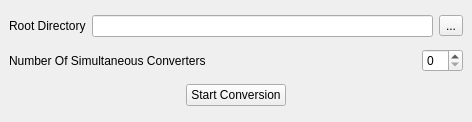
The window that MusicConverter.ui (FelixdelasPozas/transcodertomp3) describes before a commit, drawn with Qt 5.
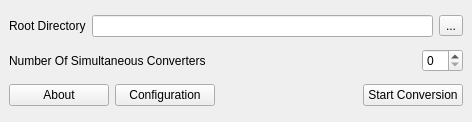
The same window after the commit. Icons and pictures are not drawn.

Commit message: Changes in the application icons. Added About dialog ui file and changed main window UI.

```diff
--- a/MusicConverter.ui
+++ b/MusicConverter.ui
@@ -85,8 +85,53 @@
     </item>
     <item>
      <layout class="QHBoxLayout" name="horizontalLayout_3">
+      <item>
+       <widget class="QPushButton" name="m_aboutButton">
+        <property name="minimumSize">
+         <size>
+          <width>100</width>
+          <height>0</height>
+         </size>
+        </property>
+        <property name="text">
+         <string>About</string>
+        </property>
+       </widget>
+      </item>
+      <item>
+       <widget class="QPushButton" name="m_configButton">
+        <property name="minimumSize">
+         <size>
+          <width>100</width>
+          <height>0</height>
+         </size>
+        </property>
+        <property name="text">
+         <string>Configuration</string>
+        </property>
+       </widget>
+      </item>
+      <item>
+       <spacer name="horizontalSpacer">
+        <property name="orientation">
+         <enum>Qt::Horizontal</enum>
+        </property>
+        <property name="sizeHint" stdset="0">
+         <size>
+          <width>40</width>
+          <height>20</height>
+         </size>
+        </property>
+       </spacer>
+      </item>
       <item>
        <widget class="QPushButton" name="m_startButton">
+        <property name="minimumSize">
+         <size>
+          <width>100</width>
+          <height>0</height>
+         </size>
+        </property>
         <property name="maximumSize">
          <size>
           <width>100</width>
```
The commit also changes 13 other files.
